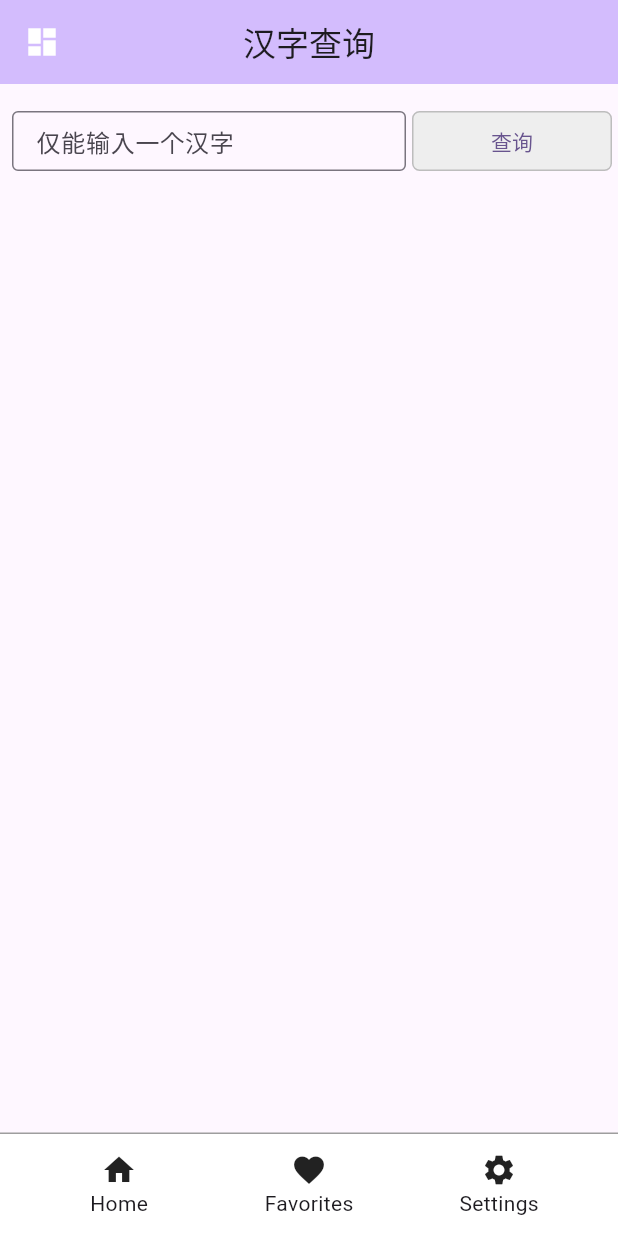
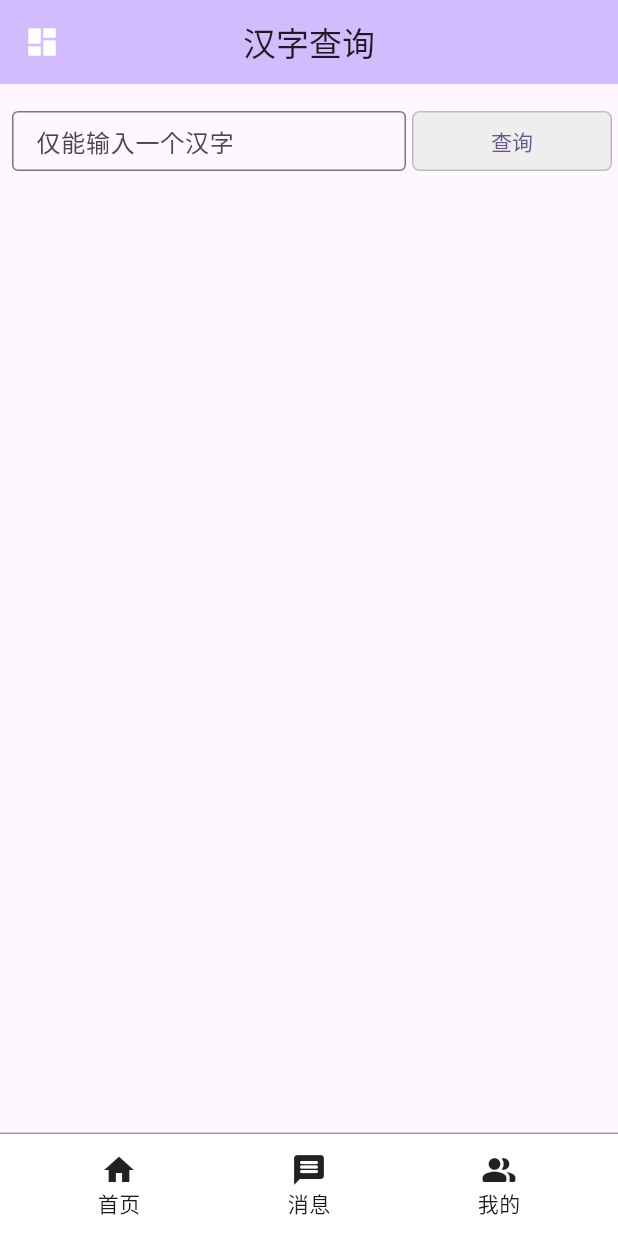
Before and after one commit to CyXiaoFeng/chineseStrock, a Flutter app: the screen it shows after launch, on a phone screen of 412 x 824 dp. Run offline on Flutter 3.47's test engine with Material 3 defaults, Android fonts, the phone set to English and light mode, and no system bars; our stand-ins replace permission_handler, universal_io.

Commit message:
增加子界面功能

```diff
--- a/lib/main.dart
+++ b/lib/main.dart
@@ -10,6 +10,8 @@ import 'package:http/http.dart' as http;
 import 'package:html/parser.dart' as htmlParser;
 import 'package:permission_handler/permission_handler.dart';
 import 'package:universal_io/io.dart';
+
+import 'pages/ChildItemPage.dart';
 
 void main() {
   if (Platform.isAndroid) {
@@ -73,6 +75,13 @@ class MyHomePage extends StatefulWidget {
 class _MyHomePageState extends State<MyHomePage> {
   final TextEditingController _textEditingController = TextEditingController();
   String? _imageUrl;
+  int currentPage = 0;
+  final pages = [
+    const ChildItemPage(title: "首页"),
+    const ChildItemPage(title: "消息"),
+    const ChildItemPage(title: "我的")
+  ];
+
   final List<BottomNavigationBarItem> navItems = [
     const BottomNavigationBarItem(
       icon: Icon(Icons.home),
@@ -104,80 +113,13 @@ class _MyHomePageState extends State<MyHomePage> {
             );
           }),
         ),
-        body: Column(
-          children: <Widget>[
-            Container(height: 10.0),
-            _buildQuery(),
-            Expanded(
-              child: SingleChildScrollView(
-                child: Column(
-                  children: <Widget>[
-                    Padding(
-                      padding: const EdgeInsets.all(15.0),
-                      child: _buildImage(_imageUrl),
-                    ),
-                  ],
-                ),
-              ),
-            ),
-          ],
-        ),
-        bottomNavigationBar: BottomNavigation(bottomNavItems: navItems));
-  }
-
-  //查询功能区
-  Widget _buildQuery() {
-    return Flex(
-      direction: Axis.horizontal,
-      children: <Widget>[
-        Expanded(
-          flex: 2,
-          child: Container(
-              margin: const EdgeInsets.only(
-                  left: 8.0, right: 4.0, top: 8.0, bottom: 8.0),
-              height: 40.0,
-              child: TextField(
-                controller: _textEditingController,
-                decoration: const InputDecoration(
-                  labelText: '仅能输入一个汉字',
-                  border: OutlineInputBorder(),
-                ),
-                inputFormatters: [
-                  LengthLimitingTextInputFormatter(1),
-                  FilteringTextInputFormatter.allow(RegExp(r'[\u4e00-\u9fa5]')),
-                ],
-              )),
-        ),
-        Expanded(
-          flex: 1,
-          child: Container(
-              decoration: BoxDecoration(
-                color: Colors.grey[200], // 灰色背景
-                borderRadius: BorderRadius.circular(5), // 圆形边框
-                border: Border.all(color: Colors.grey[400]!), // 灰色边框线
-              ),
-              margin: const EdgeInsets.only(right: 4.0, top: 8.0, bottom: 8.0),
-              height: 40.0,
-              child: TextButton(
-                onPressed: () {
-                  _onButtonPressed(_textEditingController.text);
-                },
-                child: const Text('查询'),
-              )),
-        ),
-      ],
-    );
-  }
-
-  //加载图片
-  Widget _buildImage(imageUrl) {
-    try {
-      return imageUrl == null
-          ? Container()
-          : Image(image: NetworkImage(imageUrl));
-    } catch (e) {
-      return Container(); // 加载失败时返回一个空的容器
-    }
+        bottomNavigationBar: BottomNavigation(bottomNavItems: navItems),
+        // floatingActionButton: FloatingActionButton(
+        //   onPressed: () {},
+        //   child: Icon(Icons.add),
+        // ),
+        // floatingActionButtonLocation: FloatingActionButtonLocation.centerDocked,
+        body: pages[currentPage]);
   }
 
   // 检查字符是否为汉字（基于Unicode范围）
@@ -185,38 +127,6 @@ class _MyHomePageState extends State<MyHomePage> {
     if (text.isEmpty) return false;
     String pattern = r'[\u4e00-\u9fa5]';
     return RegExp(pattern).hasMatch(text);
-  }
-
-  void _onButtonPressed(String text) {
-    print('Text field value: $text');
-    // 在这里执行你的方法，可以使用文本字段的值
-    _fetchImageUrl(text);
-    // request(text);
-  }
-
-  Future<void> _fetchImageUrl(String text) async {
-    String queryUrl =
-        'https://hanyu.baidu.com/s?wd=$text&cf=rcmd&t=img&ptype=zici';
-    print(queryUrl);
-    final response = await http.get(Uri.parse(queryUrl));
-    if (response.statusCode == 200) {
-      final document = htmlParser.parse(response.body);
-      final imageElement =
-          document.getElementById('word_bishun'); // 根据实际情况选择相应的选择器
-
-      if (imageElement != null) {
-        // imageElement.attributes.forEach((key, value) {
-        //   print('$key: $value');
-        // });
-        String? gifUrl = imageElement.attributes['data-gif'];
-        // print(gifUrl);
-        setState(() {
-          _imageUrl = gifUrl!;
-        });
-      }
-    } else {
-      throw Exception('Failed to load image');
-    }
   }
 
   //httpclient发起请求
--- /dev/null
+++ b/lib/pages/ChildItemPage.dart
@@ -0,0 +1,126 @@
+// ignore: file_names
+import 'package:flutter/material.dart';
+import 'package:flutter/services.dart';
+import 'package:http/http.dart' as http;
+// ignore: library_prefixes
+import 'package:html/parser.dart' as htmlParser;
+
+class ChildItemPage extends StatefulWidget {
+  final String title;
+  const ChildItemPage({super.key, required this.title});
+
+  @override
+  State<StatefulWidget> createState() => _GetChildItemPageState();
+}
+
+class _GetChildItemPageState extends State<ChildItemPage> {
+  final TextEditingController _textEditingController = TextEditingController();
+  String? _imageUrl;
+  @override
+  Widget build(BuildContext context) {
+    return Column(
+      children: <Widget>[
+        Container(height: 10.0),
+        _buildQuery(),
+        Expanded(
+          child: SingleChildScrollView(
+            child: Column(
+              children: <Widget>[
+                Padding(
+                  padding: const EdgeInsets.all(15.0),
+                  child: _buildImage(_imageUrl),
+                ),
+              ],
+            ),
+          ),
+        ),
+      ],
+    );
+  }
+
+  Widget _buildQuery() {
+    return Flex(
+      direction: Axis.horizontal,
+      children: <Widget>[
+        Expanded(
+          flex: 2,
+          child: Container(
+              margin: const EdgeInsets.only(
+                  left: 8.0, right: 4.0, top: 8.0, bottom: 8.0),
+              height: 40.0,
+              child: TextField(
+                controller: _textEditingController,
+                decoration: const InputDecoration(
+                  labelText: '仅能输入一个汉字',
+                  border: OutlineInputBorder(),
+                ),
+                inputFormatters: [
+                  LengthLimitingTextInputFormatter(1),
+                  FilteringTextInputFormatter.allow(RegExp(r'[\u4e00-\u9fa5]')),
+                ],
+              )),
+        ),
+        Expanded(
+          flex: 1,
+          child: Container(
+              decoration: BoxDecoration(
+                color: Colors.grey[200], // 灰色背景
+                borderRadius: BorderRadius.circular(5), // 圆形边框
+                border: Border.all(color: Colors.grey[400]!), // 灰色边框线
+              ),
+              margin: const EdgeInsets.only(right: 4.0, top: 8.0, bottom: 8.0),
+              height: 40.0,
+              child: TextButton(
+                onPressed: () {
+                  _onButtonPressed(_textEditingController.text);
+                },
+                child: const Text('查询'),
+              )),
+        ),
+      ],
+    );
+  }
+
+  void _onButtonPressed(String text) {
+    print('Text field value: $text');
+    // 在这里执行你的方法，可以使用文本字段的值
+    _fetchImageUrl(text);
+    // request(text);
+  }
+
+  Widget _buildImage(imageUrl) {
+    try {
+      return imageUrl == null
+          ? Container()
+          : Image(image: NetworkImage(imageUrl));
+    } catch (e) {
+      return Container(); // 加载失败时返回一个空的容器
+    }
+  }
+
+  //获取笔顺图片路径
+  Future<void> _fetchImageUrl(String text) async {
+    String queryUrl =
+        'https://hanyu.baidu.com/s?wd=$text&cf=rcmd&t=img&ptype=zici';
+    print(queryUrl);
+    final response = await http.get(Uri.parse(queryUrl));
+    if (response.statusCode == 200) {
+      final document = htmlParser.parse(response.body);
+      final imageElement =
+          document.getElementById('word_bishun'); // 根据实际情况选择相应的选择器
+
+      if (imageElement != null) {
+        // imageElement.attributes.forEach((key, value) {
+        //   print('$key: $value');
+        // });
+        String? gifUrl = imageElement.attributes['data-gif'];
+        // print(gifUrl);
+        setState(() {
+          _imageUrl = gifUrl!;
+        });
+      }
+    } else {
+      throw Exception('Failed to load image');
+    }
+  }
+}
--- a/lib/widget/bottomNavigation.dart
+++ b/lib/widget/bottomNavigation.dart
@@ -1,6 +1,5 @@
 // ignore: file_names
 import 'package:flutter/material.dart';
-import 'package:flutter/widgets.dart';
 
 class BottomNavigation extends StatelessWidget {
   final List<BottomNavigationBarItem> bottomNavItems;
@@ -9,43 +8,48 @@ class BottomNavigation extends StatelessWidget {
   @override
   Widget build(BuildContext context) {
     // return BottomNavigationBar(items: bottomNavItems);
+
+    List<Map<String, dynamic>> bbi = [
+      {
+        "icon": Icons.home,
+        "label": '首页',
+      },
+      {
+        "icon": Icons.message_rounded,
+        "label": '消息',
+      },
+      {
+        "icon": Icons.people_alt_rounded,
+        "label": '我的',
+      }
+    ];
+
     return Container(
         decoration: const BoxDecoration(
           border: Border(
             top: BorderSide(color: Colors.grey, width: 1.0),
           ),
         ),
-        child: const BottomAppBar(
+        child: BottomAppBar(
           color: Colors.white,
-          shape: CircularNotchedRectangle(),
+          shape: const CircularNotchedRectangle(),
           child: Row(
             crossAxisAlignment: CrossAxisAlignment.end,
-            children: [
-              Expanded(
+            children: bbi.map((item) {
+              return Expanded(
                 child: MyBottomAppBarItem(
-                  icon: Icons.home,
-                  label: 'Home',
+                  icon: item['icon'],
+                  label: item['label'],
                 ),
-              ),
-              Expanded(
-                child: MyBottomAppBarItem(
-                  icon: Icons.favorite,
-                  label: 'Favorites',
-                ),
-              ),
-              Expanded(
-                child: MyBottomAppBarItem(
-                  icon: Icons.settings,
-                  label: 'Settings',
-                ),
-              ),
-            ],
+              );
+            }).toList(),
           ),
         ));
   }
 }
 
 //TODO:希望导航的内部组件上现边界紧凑一些
+//自定义底部导航
 class MyBottomAppBarItem extends StatelessWidget {
   final IconData icon;
   final String label;
@@ -67,3 +71,82 @@ class MyBottomAppBarItem extends StatelessWidget {
     );
   }
 }
+
+// import 'page_home.dart';
+// import 'page_business.dart';
+// import 'page_school.dart';
+
+class BottomAppBarDemo extends StatefulWidget {
+  @override
+  _BottomAppBarDemoState createState() => _BottomAppBarDemoState();
+}
+
+class _BottomAppBarDemoState extends State<BottomAppBarDemo> {
+  int _selectedIndex = 0;
+
+  void _onItemTapped(int index) {
+    setState(() {
+      _selectedIndex = index;
+    });
+  }
+
+  // ignore: prefer_final_fields
+  List<Widget> _bottomNavPages = []; // 底部导航栏各个可切换页面组
+
+  @override
+  void initState() {
+    super.initState();
+
+    // _bottomNavPages..add(PageHome('首页'))..add(PageBusiness('商城'))..add(PageSchool('课程'))..add(PageBusiness('搜索'));
+  }
+
+  @override
+  Widget build(BuildContext context) {
+    return Scaffold(
+      body: _bottomNavPages[_selectedIndex],
+      bottomNavigationBar: BottomAppBar(
+        color: Colors.teal,
+        // ignore: sort_child_properties_last
+        child: Row(
+          // ignore: sort_child_properties_last
+          children: <Widget>[
+            IconButton(
+              icon: const Icon(
+                Icons.home,
+                color: Colors.white,
+              ),
+              onPressed: () => _onItemTapped(0),
+            ),
+            IconButton(
+              // ignore: prefer_const_constructors
+              icon: Icon(
+                Icons.business,
+                color: Colors.white,
+              ),
+              onPressed: () => _onItemTapped(1),
+            ),
+            const SizedBox(), // 增加一些间隔
+            IconButton(
+              // ignore: prefer_const_constructors
+              icon: Icon(
+                Icons.school,
+                color: Colors.white,
+              ),
+              onPressed: () => _onItemTapped(3),
+            ),
+            IconButton(
+              // ignore: prefer_const_constructors
+              icon: Icon(
+                Icons.search,
+                color: Colors.white,
+              ),
+              onPressed: () => _onItemTapped(2),
+            ),
+          ],
+          mainAxisAlignment: MainAxisAlignment.spaceAround,
+        ),
+        // ignore: prefer_const_constructors
+      ),
+    );
+  }
+}
```
Also changed, not shown: 1 other file.
